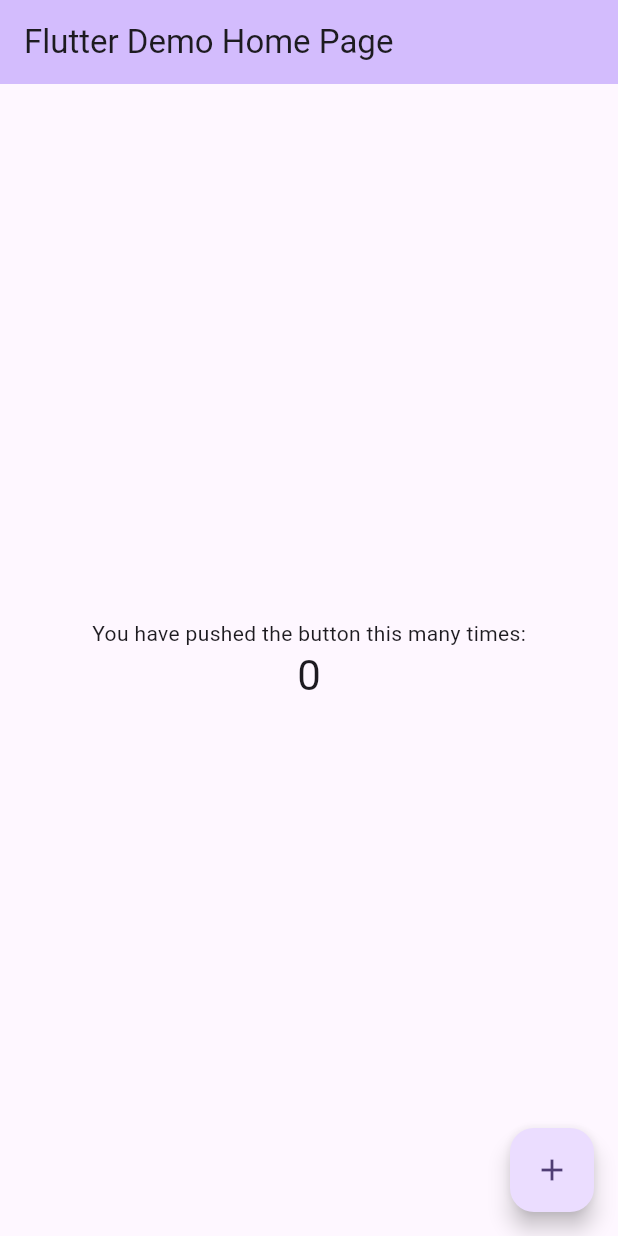
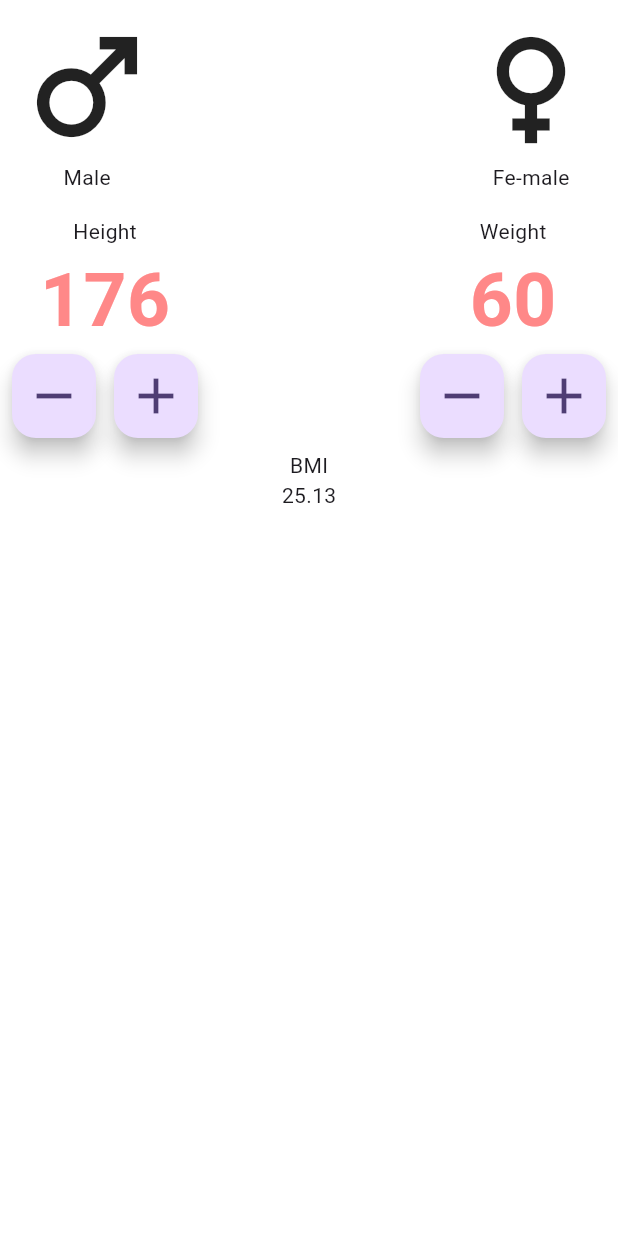
Before and after one commit to LakmalSulochana/BMI_calculator_Flutter, a Flutter app: the screen it shows after launch, on a phone screen of 412 x 824 dp. Run offline on Flutter 3.47's test engine with Material 2 defaults, Android fonts, the phone set to English and light mode, and no system bars.

Commit message:
create main layout in calculator

```diff
--- a/lib/main.dart
+++ b/lib/main.dart
@@ -1,3 +1,4 @@
+import 'package:bmi_cal/main_page.dart';
 import 'package:flutter/material.dart';
 
 void main() {
@@ -31,95 +32,7 @@ class MyApp extends StatelessWidget {
         colorScheme: ColorScheme.fromSeed(seedColor: Colors.deepPurple),
         useMaterial3: true,
       ),
-      home: const MyHomePage(title: 'Flutter Demo Home Page'),
+      home: const MainPage(),
     );
   }
 }
-
-class MyHomePage extends StatefulWidget {
-  const MyHomePage({super.key, required this.title});
-
-  // This widget is the home page of your application. It is stateful, meaning
-  // that it has a State object (defined below) that contains fields that affect
-  // how it looks.
-
-  // This class is the configuration for the state. It holds the values (in this
-  // case the title) provided by the parent (in this case the App widget) and
-  // used by the build method of the State. Fields in a Widget subclass are
-  // always marked "final".
-
-  final String title;
-
-  @override
-  State<MyHomePage> createState() => _MyHomePageState();
-}
-
-class _MyHomePageState extends State<MyHomePage> {
-  int _counter = 0;
-
-  void _incrementCounter() {
-    setState(() {
-      // This call to setState tells the Flutter framework that something has
-      // changed in this State, which causes it to rerun the build method below
-      // so that the display can reflect the updated values. If we changed
-      // _counter without calling setState(), then the build method would not be
-      // called again, and so nothing would appear to happen.
-      _counter++;
-    });
-  }
-
-  @override
-  Widget build(BuildContext context) {
-    // This method is rerun every time setState is called, for instance as done
-    // by the _incrementCounter method above.
-    //
-    // The Flutter framework has been optimized to make rerunning build methods
-    // fast, so that you can just rebuild anything that needs updating rather
-    // than having to individually change instances of widgets.
-    return Scaffold(
-      appBar: AppBar(
-        // TRY THIS: Try changing the color here to a specific color (to
-        // Colors.amber, perhaps?) and trigger a hot reload to see the AppBar
-        // change color while the other colors stay the same.
-        backgroundColor: Theme.of(context).colorScheme.inversePrimary,
-        // Here we take the value from the MyHomePage object that was created by
-        // the App.build method, and use it to set our appbar title.
-        title: Text(widget.title),
-      ),
-      body: Center(
-        // Center is a layout widget. It takes a single child and positions it
-        // in the middle of the parent.
-        child: Column(
-          // Column is also a layout widget. It takes a list of children and
-          // arranges them vertically. By default, it sizes itself to fit its
-          // children horizontally, and tries to be as tall as its parent.
-          //
-          // Column has various properties to control how it sizes itself and
-          // how it positions its children. Here we use mainAxisAlignment to
-          // center the children vertically; the main axis here is the vertical
-          // axis because Columns are vertical (the cross axis would be
-          // horizontal).
-          //
-          // TRY THIS: Invoke "debug painting" (choose the "Toggle Debug Paint"
-          // action in the IDE, or press "p" in the console), to see the
-          // wireframe for each widget.
-          mainAxisAlignment: MainAxisAlignment.center,
-          children: <Widget>[
-            const Text(
-              'You have pushed the button this many times:',
-            ),
-            Text(
-              '$_counter',
-              style: Theme.of(context).textTheme.headlineMedium,
-            ),
-          ],
-        ),
-      ),
-      floatingActionButton: FloatingActionButton(
-        onPressed: _incrementCounter,
-        tooltip: 'Increment',
-        child: const Icon(Icons.add),
-      ), // This trailing comma makes auto-formatting nicer for build methods.
-    );
-  }
-}
--- /dev/null
+++ b/lib/main_page.dart
@@ -0,0 +1,107 @@
+import 'package:flutter/material.dart';
+
+class MainPage extends StatefulWidget {
+  const MainPage({super.key});
+
+  @override
+  State<MainPage> createState() => _MainPageState();
+}
+
+class _MainPageState extends State<MainPage> {
+  @override
+  Widget build(BuildContext context) {
+    return Scaffold(
+      body: SafeArea(
+          child: Container(
+        color: Colors.white,
+        child: Column(children: [
+          Row(
+            children: [
+              Padding(
+                padding: const EdgeInsets.all(8.0),
+                child: Column(
+                  children: [Icon(Icons.male, size: 100), Text("Male")],
+                ),
+              ),
+              const Spacer(),
+              Padding(
+                padding: const EdgeInsets.all(8.0),
+                child: Column(
+                  children: [Icon(Icons.female, size: 100), Text("Fe-male")],
+                ),
+              )
+            ],
+          ),
+          Row(
+            children: [
+              Padding(
+                padding: const EdgeInsets.all(8.0),
+                child: Column(
+                  children: [
+                    Text("Height"),
+                    Text(
+                      "176",
+                      style: TextStyle(
+                          color: Color(0xFFFF8888),
+                          fontSize: 50,
+                          fontWeight: FontWeight.bold),
+                    ),
+                    Row(
+                      children: [
+                        FloatingActionButton(
+                          onPressed: null,
+                          child: Icon(Icons.remove, size: 40),
+                        ),
+                        SizedBox(
+                          width: 12,
+                        ),
+                        FloatingActionButton(
+                          onPressed: null,
+                          child: Icon(Icons.add, size: 40),
+                        )
+                      ],
+                    )
+                  ],
+                ),
+              ),
+              const Spacer(),
+              Padding(
+                padding: const EdgeInsets.all(8.0),
+                child: Column(
+                  children: [
+                    Text("Weight"),
+                    Text(
+                      "60",
+                      style: TextStyle(
+                          color: Color(0xFFFF8888),
+                          fontSize: 50,
+                          fontWeight: FontWeight.bold),
+                    ),
+                    Row(
+                      children: [
+                        FloatingActionButton(
+                          onPressed: null,
+                          child: Icon(Icons.remove, size: 40),
+                        ),
+                        SizedBox(
+                          width: 12,
+                        ),
+                        FloatingActionButton(
+                          onPressed: null,
+                          child: Icon(Icons.add, size: 40),
+                        )
+                      ],
+                    )
+                  ],
+                ),
+              ),
+            ],
+          ),
+          Column(
+            children: [Text("BMI"), Text("25.13")],
+          )
+        ]),
+      )),
+    );
+  }
+}
```
Also changed, not shown: lib/constants.dart (added).
